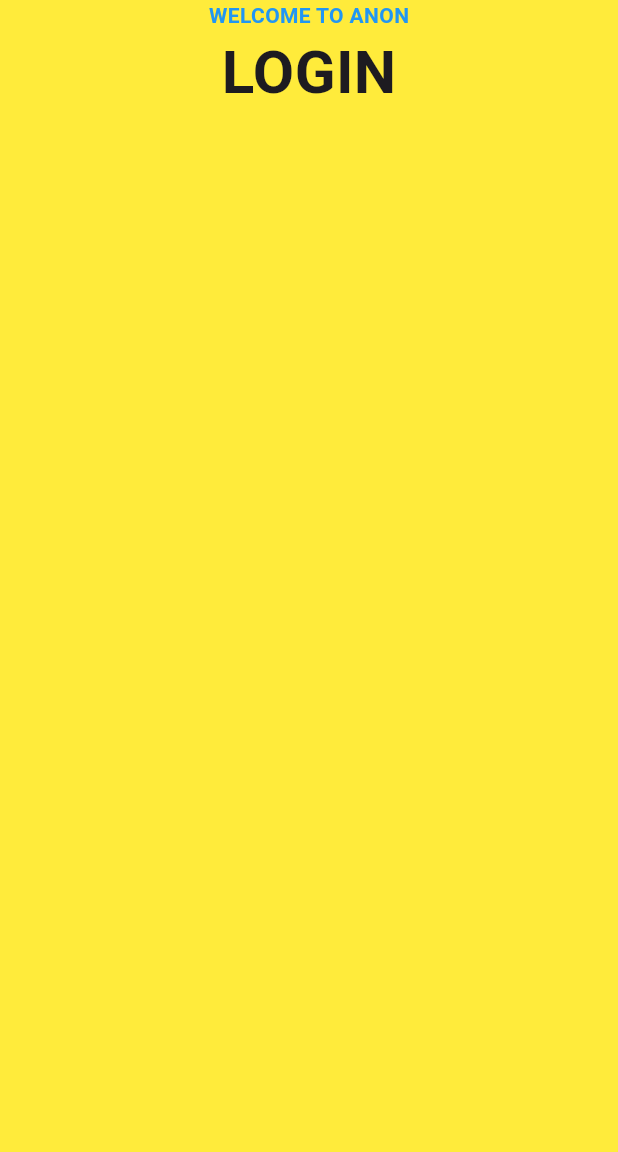
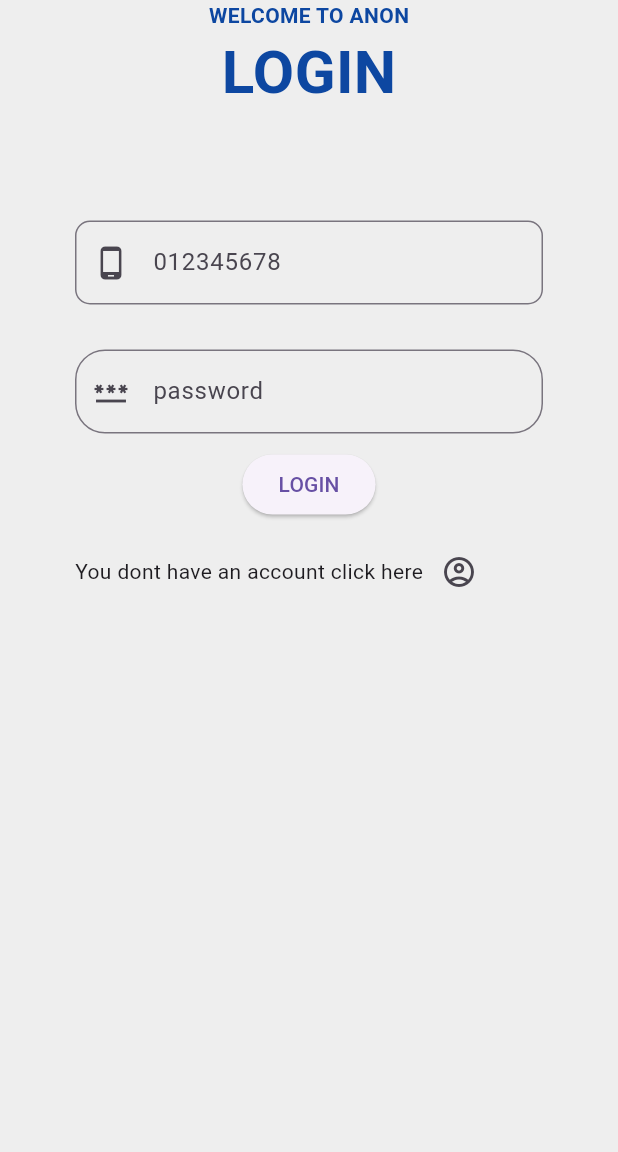
Before and after one commit to Mikebabu254/anon_betting_app, a Flutter app: the screen it shows after launch, on a phone screen of 412 x 824 dp, the part 84-1236 px from its top. Run offline on Flutter 3.47's test engine with Material 3 defaults, Android fonts, the phone set to English and light mode, and no system bars; our stand-ins replace google_fonts.

Commit message:
designing LoginPage.dart to look appealing

```diff
--- a/lib/LoginPage.dart
+++ b/lib/LoginPage.dart
@@ -1,3 +1,4 @@
+import 'package:anon_betting_app/SignupPage.dart';
 import 'package:flutter/material.dart';
 import 'package:google_fonts/google_fonts.dart';
 
@@ -14,13 +15,52 @@ class _LoginpageState extends State<Loginpage> {
     return MaterialApp(
       debugShowCheckedModeBanner: false,
       home: Scaffold(
-        appBar: AppBar(title: Text("ANON BETTING APP",style: TextStyle(fontWeight: FontWeight.bold),),centerTitle: true,backgroundColor: Colors.blue[300],),
-        backgroundColor: Colors.yellow,
+        appBar: AppBar(title: Text("ANON BETTING APP",style: TextStyle(color: Colors.blue[1000],fontWeight: FontWeight.bold),),centerTitle: true,backgroundColor: Colors.blue[300],),
+        backgroundColor: Colors.grey[200],
         body: Center(
           child: Column(
             children: [
-              Text("WELCOME TO ANON",style: TextStyle(fontWeight: FontWeight.bold,color: Colors.blue),),
-              Text("LOGIN", style: GoogleFonts.aBeeZee(fontSize: 40,fontWeight: FontWeight.bold))
+              Text("WELCOME TO ANON",style: TextStyle(fontWeight: FontWeight.bold,color: Colors.blue[900]),),
+              Text("LOGIN", style: GoogleFonts.aBeeZee(fontSize: 40,fontWeight: FontWeight.bold, color:  Colors.blue[900])),
+              Padding(
+                padding: const EdgeInsets.fromLTRB(50, 70, 50, 10),
+                child: TextField(
+                  keyboardType: TextInputType.phone,
+                  decoration: InputDecoration(
+                    hintText: ("012345678"),
+                      border: OutlineInputBorder(
+                          borderRadius: BorderRadius.circular(10)
+                      ),
+                      prefixIcon: Icon(Icons.phone_android)
+                  ),
+                ),
+              ),
+              Padding(
+                padding: const EdgeInsets.fromLTRB(50, 20, 50, 0),
+                child: TextField(
+                  keyboardType: TextInputType.visiblePassword,
+                  decoration: InputDecoration(
+                    hintText: ("password"),
+                    border: OutlineInputBorder(
+                      borderRadius: BorderRadius.circular(20)
+                    ),
+                    prefixIcon: Icon(Icons.password),
+                  ),
+                ),
+              ),
+              Padding(
+                padding: const EdgeInsets.all(10),
+                child: ElevatedButton(onPressed: (){}, child: Text("LOGIN")),
+              ),
+              Padding(
+                padding: const EdgeInsets.fromLTRB(50, 0, 50, 0),
+                child: Row(children: [
+                  Text("You dont have an account click here"),
+                  IconButton(onPressed: (){
+                    Navigator.push(context,MaterialPageRoute(builder: (context)=>Signuppage()));
+                  }, icon: Icon(Icons.account_circle_outlined), )
+                ],),
+              )
             ],
           ),
         ),
--- /dev/null
+++ b/lib/SignupPage.dart
@@ -0,0 +1,20 @@
+import 'package:flutter/material.dart';
+
+class Signuppage extends StatefulWidget {
+  const Signuppage({super.key});
+
+  @override
+  State<Signuppage> createState() => _SignuppageState();
+}
+
+class _SignuppageState extends State<Signuppage> {
+  @override
+  Widget build(BuildContext context) {
+    return MaterialApp(
+      debugShowCheckedModeBanner: false,
+      home: Scaffold(
+        appBar: AppBar(title: Text("SIGNUP"),centerTitle: true,),
+      ),
+    );
+  }
+}
```
